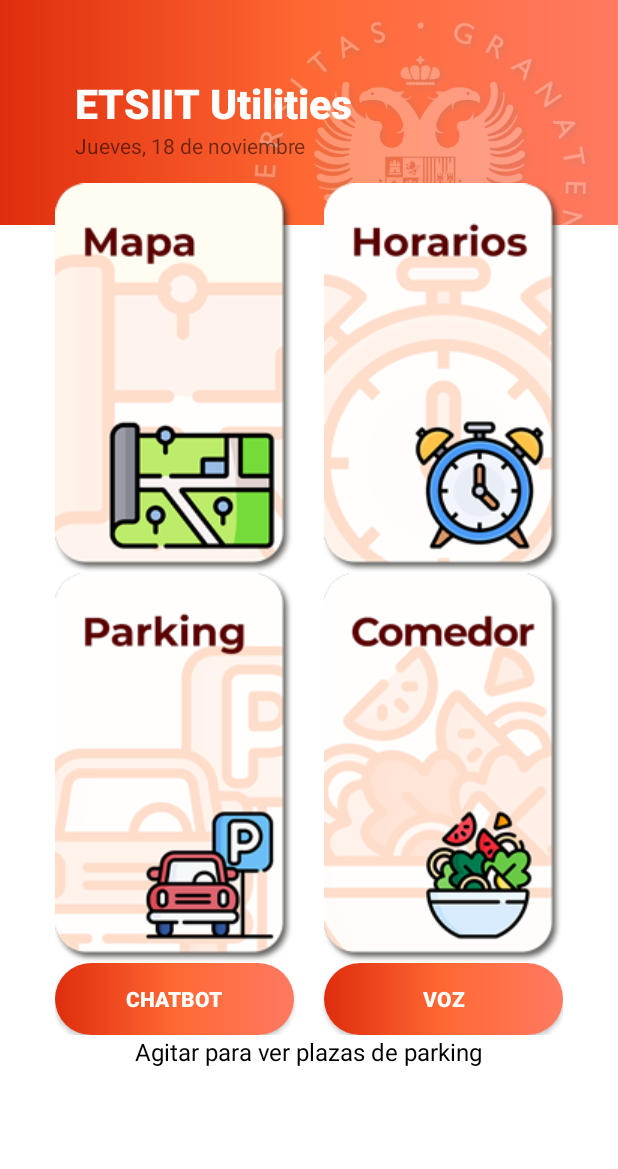
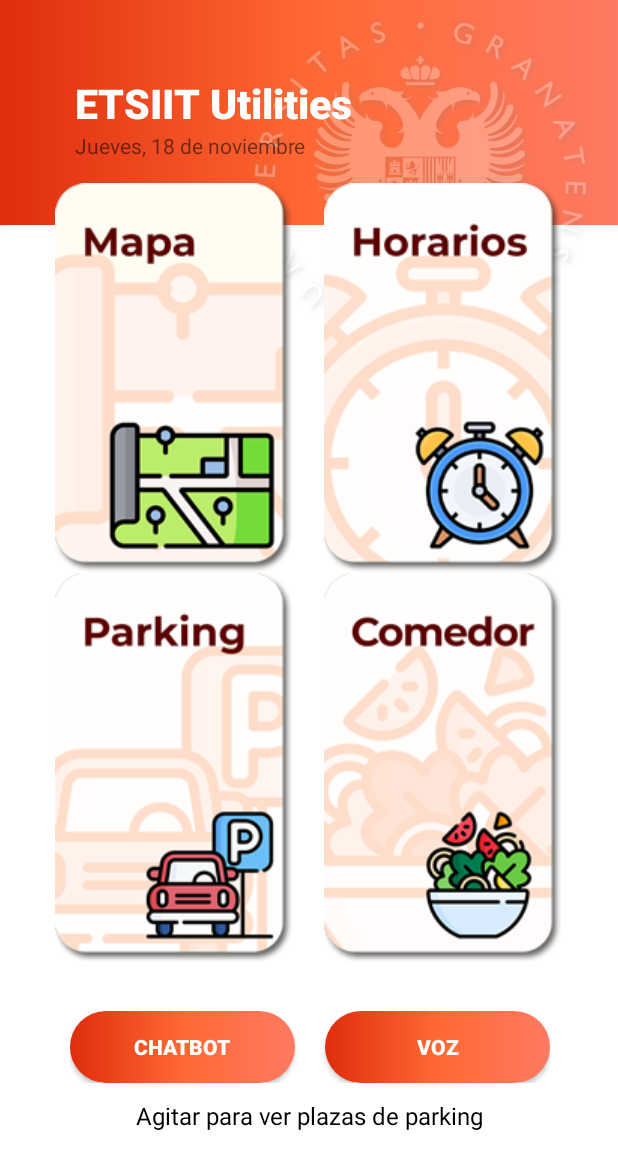
Before and after one commit to arkanto99/ETSIIT_Utilities, an Android app: the screen it shows after launch (MainActivity), on a phone screen of 412 x 824 dp. Shown: the top 1169 px of the screen. Run offline under Robolectric (Android 15) with nearby library versions, the phone set to English and light mode, and no system bars; libraries missing offline, so code that uses them is left out: com.tyagiabhinav.dialogflowchatlibrary.

Commit message:
cambiando tonterías del layout

```diff
--- a/app/src/main/res/layout/activity_main.xml
+++ b/app/src/main/res/layout/activity_main.xml
@@ -28,16 +28,6 @@
         app:layout_constraintTop_toTopOf="parent"
         app:srcCompat="@drawable/pajaro"
         tools:ignore="ImageContrastCheck" />
-
-    <View
-        android:id="@+id/fondo_app_box"
-        android:layout_width="0dp"
-        android:layout_height="0dp"
-        android:background="#FFFFFF"
-        app:layout_constraintBottom_toBottomOf="parent"
-        app:layout_constraintEnd_toEndOf="parent"
-        app:layout_constraintStart_toStartOf="parent"
-        app:layout_constraintTop_toBottomOf="@+id/top_bar_main" />
 
     <TextView
         android:id="@+id/textView"
@@ -118,24 +108,61 @@
 
             </TableRow>
 
+        </TableLayout>
+
+    </LinearLayout>
+
+    <androidx.constraintlayout.widget.ConstraintLayout
+        android:layout_width="403dp"
+        android:layout_height="0dp"
+        app:layout_constraintBottom_toBottomOf="parent"
+        app:layout_constraintEnd_toEndOf="parent"
+        app:layout_constraintStart_toStartOf="parent"
+        app:layout_constraintTop_toBottomOf="@+id/linearLayout3">
+
+        <TextView
+            android:id="@+id/textView4"
+            android:layout_width="wrap_content"
+            android:layout_height="wrap_content"
+            android:layout_gravity="center_horizontal"
+            android:text="@string/agitar"
+            android:textColor="@color/design_default_color_on_secondary"
+            android:textSize="16sp"
+            app:layout_constraintBottom_toBottomOf="parent"
+            app:layout_constraintEnd_toEndOf="parent"
+            app:layout_constraintStart_toStartOf="parent"
+            app:layout_constraintTop_toBottomOf="@+id/linearLayout"
+            app:layout_constraintVertical_bias="0.134" />
+
+        <LinearLayout
+            android:id="@+id/linearLayout"
+            android:layout_width="wrap_content"
+            android:layout_height="wrap_content"
+            android:orientation="vertical"
+            app:layout_constraintBottom_toBottomOf="parent"
+            app:layout_constraintEnd_toEndOf="parent"
+            app:layout_constraintStart_toStartOf="parent"
+            app:layout_constraintTop_toTopOf="parent"
+            app:layout_constraintVertical_bias="0.24000001">
+
             <TableRow
-                android:layout_width="match_parent"
-                android:layout_height="match_parent">
+                android:layout_width="wrap_content"
+                android:layout_height="wrap_content">
 
                 <Button
                     android:id="@+id/button_chatbot"
-                    android:layout_width="wrap_content"
+                    android:layout_width="150dp"
                     android:layout_height="wrap_content"
                     android:layout_marginRight="10dp"
                     android:background="@drawable/boton_redondeado"
+                    android:fontFamily="sans-serif-black"
                     android:onClick="openChatbot"
-                    android:fontFamily="sans-serif-black"
                     android:text="Chatbot"
                     android:textColor="@color/white" />
 
                 <Button
                     android:id="@+id/button_voz"
-                    android:layout_width="wrap_content"
+                    android:layout_width="150dp"
                     android:layout_height="wrap_content"
                     android:layout_marginLeft="10dp"
                     android:background="@drawable/boton_redondeado"
@@ -144,21 +171,14 @@
                     android:textColor="@color/white" />
 
             </TableRow>
+        </LinearLayout>
 
-        </TableLayout>
-
-    </LinearLayout>
-
-    <TextView
-        android:layout_width="wrap_content"
-        android:layout_height="wrap_content"
-        android:layout_gravity="center_horizontal"
-        android:text="@string/agitar"
-        android:textColor="@color/design_default_color_on_secondary"
-        android:textSize="16sp"
-        app:layout_constraintEnd_toEndOf="parent"
-        app:layout_constraintStart_toStartOf="parent"
-        app:layout_constraintTop_toBottomOf="@+id/linearLayout3" />
+        <View
+            android:id="@+id/fondo_app_box"
+            android:layout_width="0dp"
+            android:layout_height="0dp"
+            android:background="#FFFFFF" />
+    </androidx.constraintlayout.widget.ConstraintLayout>
 
 
 </androidx.constraintlayout.widget.ConstraintLayout>
```
